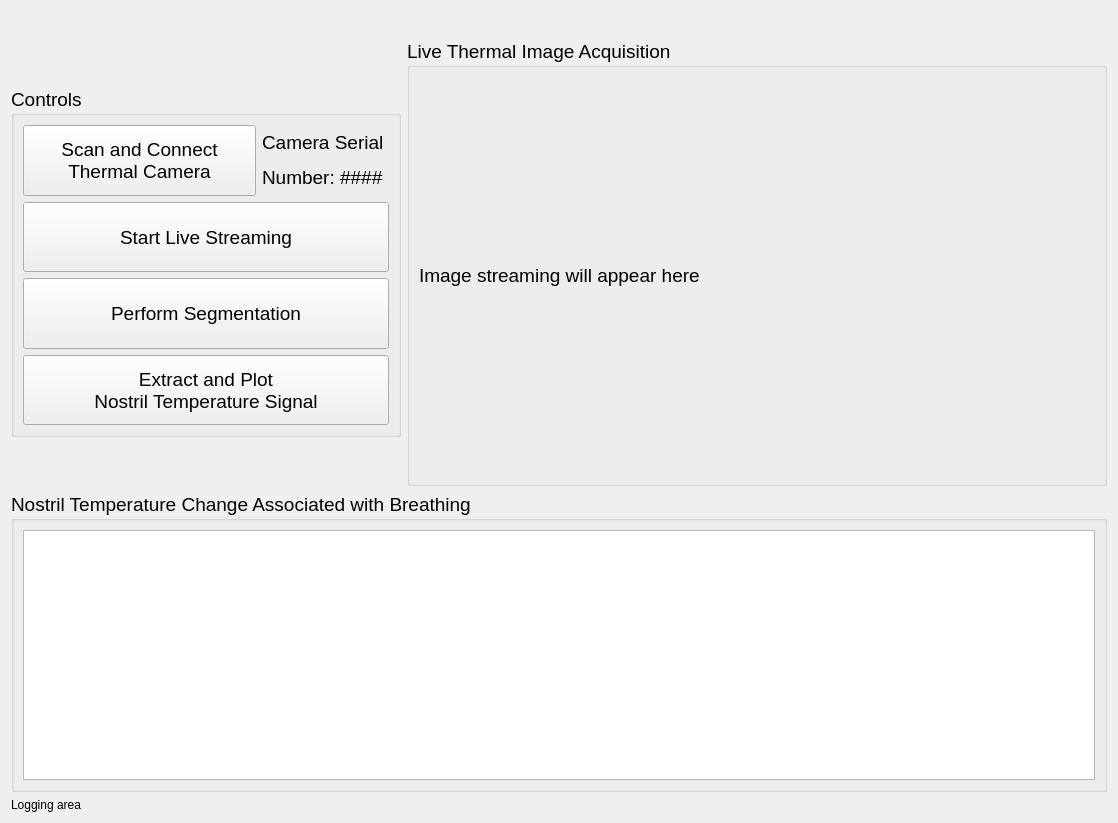
Qt form form.ui (PhysiologicAILab/TiComp) before a commit.
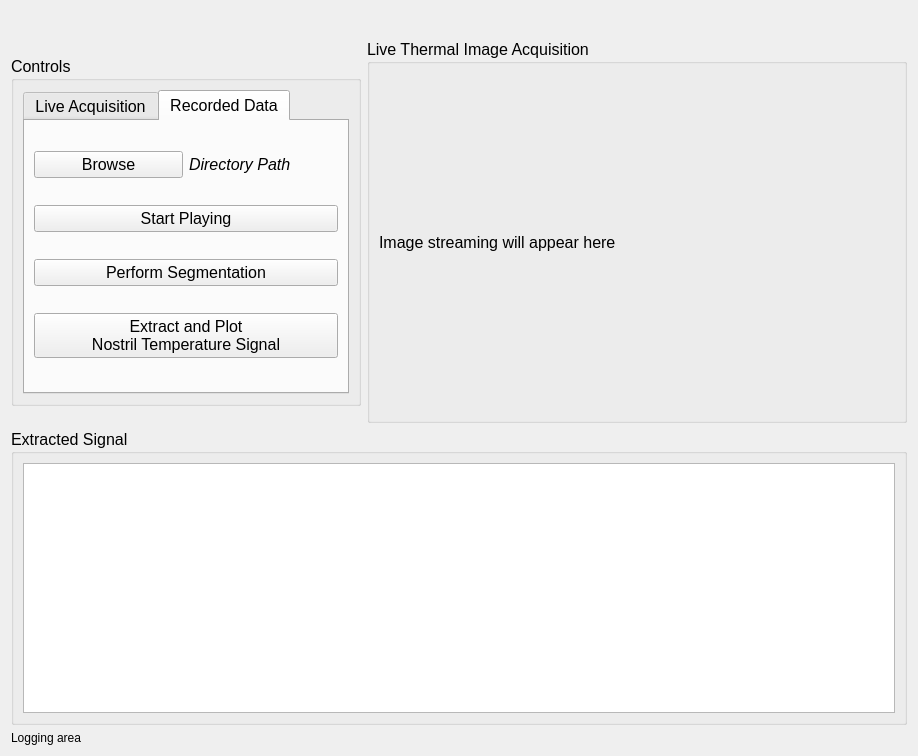
The same form after that commit. Icons and pictures are not drawn.

What changed in the file:
```diff
--- a/form.ui
+++ b/form.ui
@@ -6,8 +6,8 @@
    <rect>
     <x>0</x>
     <y>0</y>
-    <width>1118</width>
-    <height>823</height>
+    <width>918</width>
+    <height>756</height>
    </rect>
   </property>
   <property name="minimumSize">
@@ -42,35 +42,41 @@
      </property>
      <property name="maximumSize">
       <size>
-       <width>400</width>
+       <width>350</width>
        <height>350</height>
       </size>
      </property>
      <property name="font">
       <font>
-       <pointsize>14</pointsize>
+       <pointsize>12</pointsize>
       </font>
      </property>
      <property name="title">
       <string>Controls</string>
      </property>
      <layout class="QGridLayout" name="gridLayout_2">
-      <item row="0" column="0" colspan="2">
-       <widget class="QPushButton" name="connectButton">
-        <property name="sizePolicy">
-         <sizepolicy hsizetype="Preferred" vsizetype="Preferred">
-          <horstretch>0</horstretch>
-          <verstretch>0</verstretch>
-         </sizepolicy>
+      <item row="0" column="0">
+       <widget class="QTabWidget" name="tabWidget">
+        <property name="font">
+         <font>
+          <pointsize>12</pointsize>
+         </font>
         </property>
-        <property name="text">
-         <string>Scan and Connect 
-Thermal Camera</string>
+        <property name="currentIndex">
+         <number>1</number>
         </property>
-       </widget>
-      </item>
-      <item row="0" column="2">
+        <widget class="QWidget" name="tab">
+         <attribute name="title">
+          <string>Live Acquisition</string>
+         </attribute>
+         <layout class="QGridLayout" name="gridLayout_3">
+          <item row="0" column="1">
        <widget class="QLabel" name="label_2">
+            <property name="font">
+             <font>
+              <pointsize>12</pointsize>
+             </font>
+            </property>
         <property name="text">
          <string>&lt;html&gt;&lt;head/&gt;&lt;body&gt;&lt;p&gt;Camera Serial &lt;/p&gt;&lt;p&gt;Number: ####&lt;/p&gt;&lt;/body&gt;&lt;/html&gt;</string>
         </property>
@@ -79,7 +85,26 @@
         </property>
        </widget>
       </item>
-      <item row="1" column="0" colspan="3">
+          <item row="3" column="0" colspan="2">
+           <widget class="QPushButton" name="signalExtractionButton">
+            <property name="sizePolicy">
+             <sizepolicy hsizetype="Preferred" vsizetype="Preferred">
+              <horstretch>0</horstretch>
+              <verstretch>0</verstretch>
+             </sizepolicy>
+            </property>
+            <property name="font">
+             <font>
+              <pointsize>12</pointsize>
+             </font>
+            </property>
+            <property name="text">
+             <string>Extract and Plot 
+Nostril Temperature Signal</string>
+            </property>
+           </widget>
+          </item>
+          <item row="1" column="0" colspan="2">
        <widget class="QPushButton" name="acquireButton">
         <property name="sizePolicy">
          <sizepolicy hsizetype="Preferred" vsizetype="Preferred">
@@ -89,7 +114,7 @@
         </property>
         <property name="font">
          <font>
-          <pointsize>14</pointsize>
+              <pointsize>12</pointsize>
          </font>
         </property>
         <property name="text">
@@ -97,7 +122,26 @@
         </property>
        </widget>
       </item>
-      <item row="2" column="0" colspan="3">
+          <item row="0" column="0">
+           <widget class="QPushButton" name="connectButton">
+            <property name="sizePolicy">
+             <sizepolicy hsizetype="Preferred" vsizetype="Preferred">
+              <horstretch>0</horstretch>
+              <verstretch>0</verstretch>
+             </sizepolicy>
+            </property>
+            <property name="font">
+             <font>
+              <pointsize>12</pointsize>
+             </font>
+            </property>
+            <property name="text">
+             <string>Scan and Connect 
+Thermal Camera</string>
+            </property>
+           </widget>
+          </item>
+          <item row="2" column="0" colspan="2">
        <widget class="QPushButton" name="segButton">
         <property name="sizePolicy">
          <sizepolicy hsizetype="Preferred" vsizetype="Preferred">
@@ -107,7 +151,7 @@
         </property>
         <property name="font">
          <font>
-          <pointsize>14</pointsize>
+              <pointsize>12</pointsize>
          </font>
         </property>
         <property name="text">
@@ -115,23 +159,57 @@
         </property>
        </widget>
       </item>
-      <item row="3" column="0" colspan="3">
-       <widget class="QPushButton" name="signalExtractionButton">
-        <property name="sizePolicy">
-         <sizepolicy hsizetype="Preferred" vsizetype="Preferred">
-          <horstretch>0</horstretch>
-          <verstretch>0</verstretch>
-         </sizepolicy>
-        </property>
+         </layout>
+        </widget>
+        <widget class="QWidget" name="tab_2">
+         <attribute name="title">
+          <string>Recorded Data</string>
+         </attribute>
+         <layout class="QGridLayout" name="gridLayout_4">
+          <item row="0" column="0">
+           <widget class="QPushButton" name="browseButton">
+            <property name="text">
+             <string>Browse</string>
+            </property>
+           </widget>
+          </item>
+          <item row="0" column="1">
+           <widget class="QLabel" name="label_3">
         <property name="font">
          <font>
-          <pointsize>14</pointsize>
-         </font>
-        </property>
+              <pointsize>12</pointsize>
+              <italic>true</italic>
+             </font>
+            </property>
+            <property name="text">
+             <string>Directory Path</string>
+            </property>
+           </widget>
+          </item>
+          <item row="1" column="0" colspan="2">
+           <widget class="QPushButton" name="pushButton_2">
+            <property name="text">
+             <string>Start Playing</string>
+            </property>
+           </widget>
+          </item>
+          <item row="2" column="0" colspan="2">
+           <widget class="QPushButton" name="pushButton_3">
+            <property name="text">
+             <string>Perform Segmentation</string>
+            </property>
+           </widget>
+          </item>
+          <item row="3" column="0" colspan="2">
+           <widget class="QPushButton" name="pushButton_4">
         <property name="text">
          <string>Extract and Plot 
 Nostril Temperature Signal</string>
         </property>
+           </widget>
+          </item>
+         </layout>
+        </widget>
        </widget>
       </item>
      </layout>
@@ -147,8 +225,8 @@
      </property>
      <property name="maximumSize">
       <size>
-       <width>1100</width>
-       <height>80</height>
+       <width>900</width>
+       <height>70</height>
       </size>
      </property>
      <property name="font">
@@ -186,17 +264,17 @@
      </property>
      <property name="maximumSize">
       <size>
-       <width>1100</width>
-       <height>300</height>
+       <width>900</width>
+       <height>320</height>
       </size>
      </property>
      <property name="font">
       <font>
-       <pointsize>14</pointsize>
+       <pointsize>12</pointsize>
       </font>
      </property>
      <property name="title">
-      <string>Nostril Temperature Change Associated with Breathing</string>
+      <string>Extracted Signal</string>
      </property>
      <layout class="QHBoxLayout" name="horizontalLayout_2">
       <item>
@@ -209,8 +287,8 @@
         </property>
         <property name="maximumSize">
          <size>
-          <width>1280</width>
-          <height>250</height>
+          <width>900</width>
+          <height>300</height>
          </size>
         </property>
         <property name="font">
@@ -234,15 +312,21 @@
        <verstretch>0</verstretch>
       </sizepolicy>
      </property>
+     <property name="minimumSize">
+      <size>
+       <width>512</width>
+       <height>384</height>
+      </size>
+     </property>
      <property name="maximumSize">
       <size>
-       <width>700</width>
-       <height>500</height>
+       <width>640</width>
+       <height>512</height>
       </size>
      </property>
      <property name="font">
       <font>
-       <pointsize>14</pointsize>
+       <pointsize>12</pointsize>
       </font>
      </property>
      <property name="title">
@@ -259,10 +343,15 @@
         </property>
         <property name="maximumSize">
          <size>
-          <width>700</width>
-          <height>400</height>
+          <width>640</width>
+          <height>512</height>
          </size>
         </property>
+        <property name="font">
+         <font>
+          <pointsize>12</pointsize>
+         </font>
+        </property>
         <property name="text">
          <string>Image streaming will appear here</string>
         </property>
```
Lines whose indentation alone changed are shown as unchanged.
